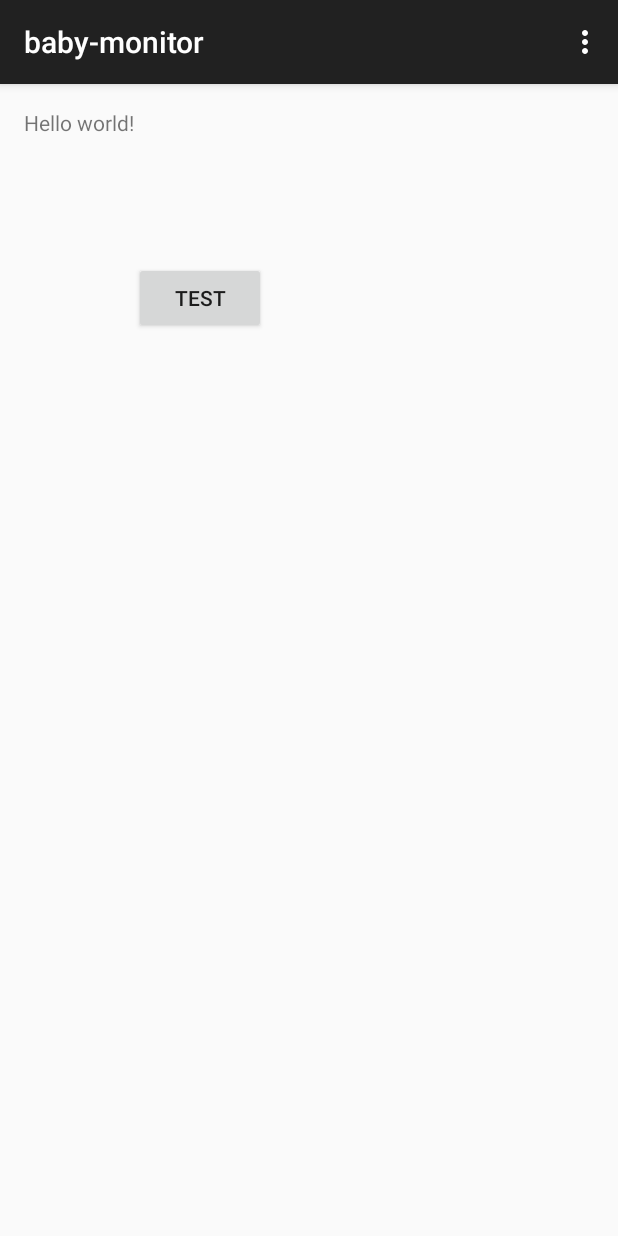
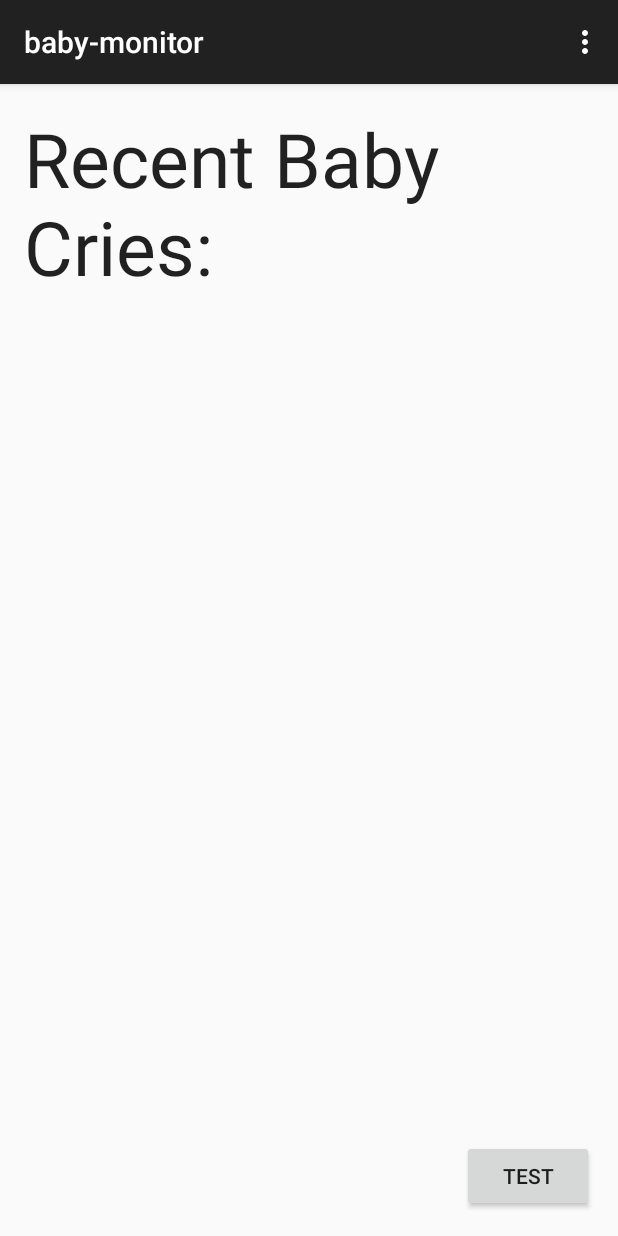
Before and after one commit to dtrailin/baby-monitor-android, an Android app: the screen it shows after launch (MainActivity), on a phone screen of 412 x 824 dp. Run offline under Robolectric (Android 15) with nearby library versions, the phone set to English and light mode, and no system bars; libraries missing offline, so code that uses them is left out: com.github.nkzawa.emitter, com.github.nkzawa.socketio; 4 statements that could not run were skipped.

```diff
--- a/app/src/main/java/com/example/mathew/baby_monitor/MainActivity.java
+++ b/app/src/main/java/com/example/mathew/baby_monitor/MainActivity.java
@@ -24,7 +24,7 @@ public class MainActivity extends AppCompatActivity {
             MainActivity.this.runOnUiThread(new Runnable() {
                 @Override
                 public void run() {
-                    Log.d("stuff","cry listener working!!");
+                    Log.d("stuff","Cry listener working!!");
                 }
             });
         }
@@ -33,7 +33,8 @@ public class MainActivity extends AppCompatActivity {
     private Socket mSocket;
     {
         try {
-            mSocket = IO.socket("http://baby-monitor.azurewebsites.net:7777");
+//            mSocket = IO.socket("http://baby-monitor.azurewebsites.net:7777");
+            mSocket = IO.socket("http://45.79.134.17:7777");
         } catch (URISyntaxException e) {}
     }
 
@@ -55,7 +56,7 @@ public class MainActivity extends AppCompatActivity {
             @Override
             public void onClick(View v) {
                 System.out.println("button pressed");
-                mSocket.emit("cry","mat pressed a button!!");
+                mSocket.emit("cry","Mat pressed a button!!");
             }
         });
 
--- a/app/src/main/res/layout/activity_main.xml
+++ b/app/src/main/res/layout/activity_main.xml
@@ -5,17 +5,29 @@
     android:paddingTop="@dimen/activity_vertical_margin"
     android:paddingBottom="@dimen/activity_vertical_margin" tools:context=".MainActivity">
 
-    <TextView android:text="@string/hello_world" android:layout_width="wrap_content"
+    <!--<TextView android:text="@string/hello_world" android:layout_width="wrap_content"-->
+        <!--android:layout_height="wrap_content"-->
+        <!--android:id="@+id/textView"/>-->
+    <!-- -->
+
+    <TextView
+        android:layout_width="wrap_content"
         android:layout_height="wrap_content"
-        android:id="@+id/textView" />
+        android:textAppearance="?android:attr/textAppearanceLarge"
+        android:text="@string/page_title"
+        android:textSize="50sp"
+        android:id="@+id/textView2"
+        android:layout_alignParentStart="true"
+        android:layout_alignParentTop="true" />
 
     <Button
         android:layout_width="wrap_content"
         android:layout_height="wrap_content"
         android:text="test"
         android:id="@+id/button"
-        android:layout_below="@+id/textView"
-        android:layout_toEndOf="@+id/textView"
-        android:layout_marginTop="83dp" />
+        android:layout_alignParentBottom="true"
+        android:layout_alignParentEnd="true" />
+
+
 
 </RelativeLayout>
--- a/app/src/main/res/values/strings.xml
+++ b/app/src/main/res/values/strings.xml
@@ -2,5 +2,6 @@
     <string name="app_name">baby-monitor</string>
 
     <string name="hello_world">Hello world!</string>
+    <string name="page_title">Recent Baby Cries:</string>
     <string name="action_settings">Settings</string>
 </resources>
```
